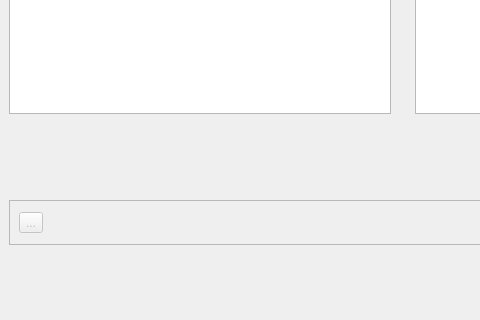
This is mainwindow.ui in ArashMassoudieh/SedSat3 as Qt 5 draws it before an edit; both pictures show x 0 to 480 and y 280 to 600 of the 1047 by 600 pixel window. The edited form follows.
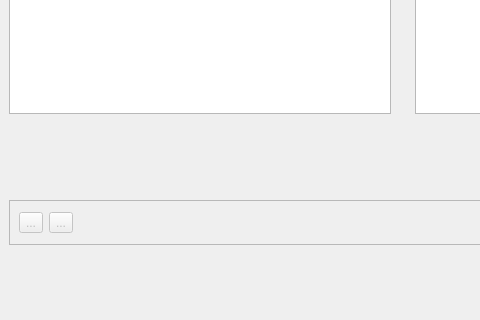
This is the edited form.

What changed in the file:
```diff
--- a/mainwindow.ui
+++ b/mainwindow.ui
@@ -121,6 +121,16 @@
           </property>
          </widget>
         </item>
+        <item>
+         <widget class="QToolButton" name="btnZoom">
+          <property name="toolTip">
+           <string>Zoom extends</string>
+          </property>
+          <property name="text">
+           <string>...</string>
+          </property>
+         </widget>
+        </item>
         <item>
          <spacer name="horizontalSpacer">
           <property name="orientation">
```
